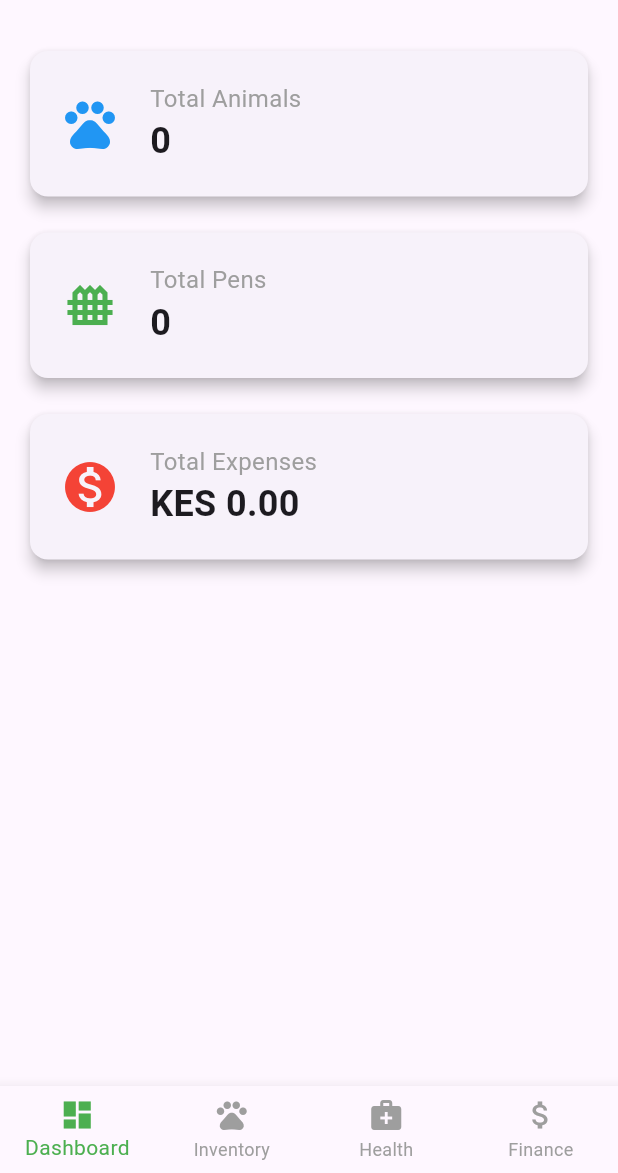
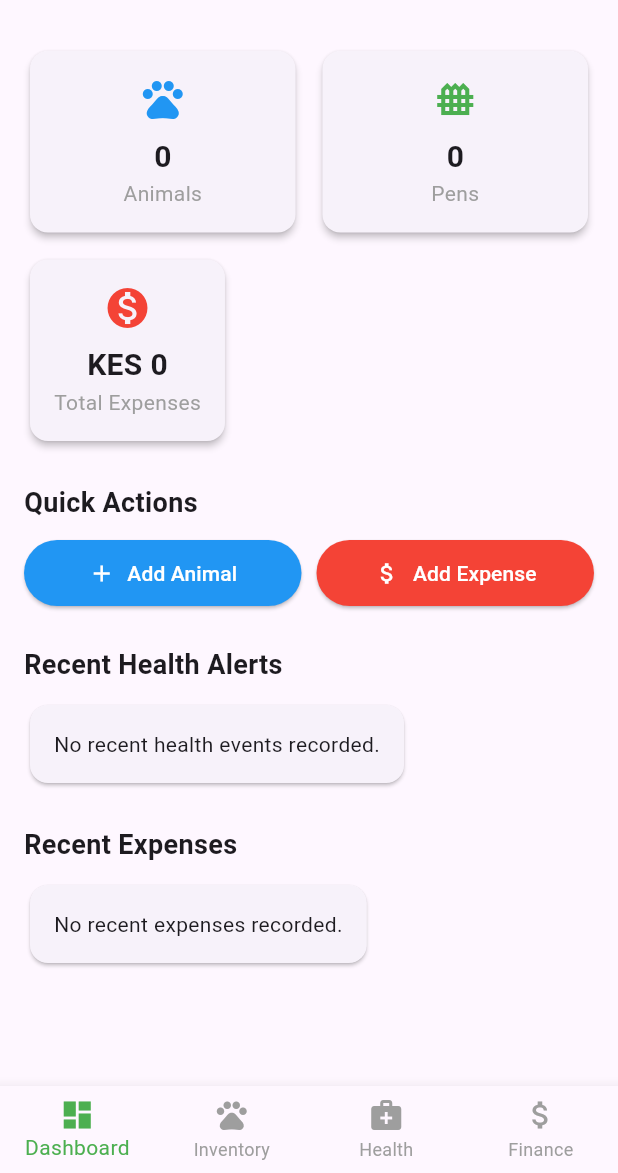
Before and after one commit to YM1587/smart-ranch, a Flutter app: the screen it shows after launch, on a phone screen of 412 x 824 dp, the part 63-1236 px from its top. Run offline on Flutter 3.47's test engine with Material 3 defaults, Android fonts, the phone set to English and light mode, and no system bars; network calls fail.

Commit message:
Removed debug banner,tried to change the screens

```diff
--- a/mobile_app/lib/main.dart
+++ b/mobile_app/lib/main.dart
@@ -15,6 +15,7 @@ class SmartRanchApp extends StatelessWidget {
   Widget build(BuildContext context) {
     return MaterialApp(
       title: 'Smart Ranch',
+      debugShowCheckedModeBanner: false,
       theme: ThemeData(
         primarySwatch: Colors.green,
         useMaterial3: true,
--- a/mobile_app/lib/screens/dashboard_screen.dart
+++ b/mobile_app/lib/screens/dashboard_screen.dart
@@ -1,6 +1,8 @@
 import 'package:flutter/material.dart';
 import '../services/api_service.dart';
 import '../models/models.dart';
+import 'inventory_screen.dart'; // For navigation if needed
+import 'finance_screen.dart';   // For navigation if needed
 
 class DashboardScreen extends StatefulWidget {
   const DashboardScreen({super.key});
@@ -14,6 +16,9 @@ class _DashboardScreenState extends State<DashboardScreen> {
   int totalAnimals = 0;
   int totalPens = 0;
   double totalExpenses = 0.0;
+  List<HealthEvent> recentHealthEvents = [];
+  List<Expense> recentExpenses = [];
+  bool isLoading = true;
 
   @override
   void initState() {
@@ -26,14 +31,19 @@ class _DashboardScreenState extends State<DashboardScreen> {
       final animals = await apiService.getAnimals();
       final pens = await apiService.getPens();
       final expenses = await apiService.getExpenses();
+      final health = await apiService.getRecentHealthEvents();
 
       setState(() {
         totalAnimals = animals.length;
         totalPens = pens.length;
         totalExpenses = expenses.fold(0.0, (sum, item) => sum + item.amount);
+        recentHealthEvents = health.take(3).toList();
+        recentExpenses = expenses.reversed.take(3).toList(); // Show latest first
+        isLoading = false;
       });
     } catch (e) {
       print("Error loading dashboard data: $e");
+      setState(() => isLoading = false);
     }
   }
 
@@ -41,17 +51,73 @@ class _DashboardScreenState extends State<DashboardScreen> {
   Widget build(BuildContext context) {
     return Scaffold(
       appBar: AppBar(title: const Text('Smart Ranch Dashboard')),
-      body: Padding(
+      body: isLoading
+          ? const Center(child: CircularProgressIndicator())
+          : RefreshIndicator(
+              onRefresh: _loadData,
+              child: SingleChildScrollView(
                 padding: const EdgeInsets.all(16.0),
                 child: Column(
                   crossAxisAlignment: CrossAxisAlignment.start,
                   children: [
-            _buildSummaryCard("Total Animals", totalAnimals.toString(), Icons.pets, Colors.blue),
-            const SizedBox(height: 16),
-            _buildSummaryCard("Total Pens", totalPens.toString(), Icons.fence, Colors.green),
-            const SizedBox(height: 16),
-            _buildSummaryCard("Total Expenses", "KES ${totalExpenses.toStringAsFixed(2)}", Icons.monetization_on, Colors.red),
+                    // Summary Cards
+                    Row(
+                      children: [
+                        Expanded(child: _buildSummaryCard("Animals", totalAnimals.toString(), Icons.pets, Colors.blue)),
+                        const SizedBox(width: 10),
+                        Expanded(child: _buildSummaryCard("Pens", totalPens.toString(), Icons.fence, Colors.green)),
                       ],
+                    ),
+                    const SizedBox(height: 10),
+                    _buildSummaryCard("Total Expenses", "KES ${totalExpenses.toStringAsFixed(0)}", Icons.monetization_on, Colors.red),
+
+                    const SizedBox(height: 24),
+                    const Text("Quick Actions", style: TextStyle(fontSize: 18, fontWeight: FontWeight.bold)),
+                    const SizedBox(height: 10),
+                    Row(
+                      children: [
+                        Expanded(child: _buildActionButton("Add Animal", Icons.add, Colors.blue, () {
+                           // Navigation logic or dialog would go here
+                           // For now, we can just show a snackbar or navigate to Inventory
+                           ScaffoldMessenger.of(context).showSnackBar(const SnackBar(content: Text("Go to Inventory to add animals")));
+                        })),
+                        const SizedBox(width: 10),
+                        Expanded(child: _buildActionButton("Add Expense", Icons.attach_money, Colors.red, () {
+                           ScaffoldMessenger.of(context).showSnackBar(const SnackBar(content: Text("Go to Finance to add expenses")));
+                        })),
+                      ],
+                    ),
+
+                    const SizedBox(height: 24),
+                    const Text("Recent Health Alerts", style: TextStyle(fontSize: 18, fontWeight: FontWeight.bold)),
+                    const SizedBox(height: 10),
+                    if (recentHealthEvents.isEmpty)
+                      const Card(child: Padding(padding: EdgeInsets.all(16), child: Text("No recent health events recorded.")))
+                    else
+                      ...recentHealthEvents.map((e) => Card(
+                            child: ListTile(
+                              leading: const Icon(Icons.medical_services, color: Colors.red),
+                              title: Text(e.diagnosis),
+                              subtitle: Text("${e.date} - Treatment: ${e.treatment}"),
+                            ),
+                          )),
+
+                    const SizedBox(height: 24),
+                    const Text("Recent Expenses", style: TextStyle(fontSize: 18, fontWeight: FontWeight.bold)),
+                    const SizedBox(height: 10),
+                     if (recentExpenses.isEmpty)
+                      const Card(child: Padding(padding: EdgeInsets.all(16), child: Text("No recent expenses recorded.")))
+                    else
+                      ...recentExpenses.map((e) => Card(
+                            child: ListTile(
+                              leading: const Icon(Icons.attach_money, color: Colors.green),
+                              title: Text(e.category),
+                              subtitle: Text(e.expenseDate),
+                              trailing: Text("KES ${e.amount}", style: const TextStyle(fontWeight: FontWeight.bold)),
+                            ),
+                          )),
+                  ],
+                ),
               ),
             ),
     );
@@ -59,23 +125,30 @@ class _DashboardScreenState extends State<DashboardScreen> {
 
   Widget _buildSummaryCard(String title, String value, IconData icon, Color color) {
     return Card(
-      elevation: 4,
+      elevation: 2,
       child: Padding(
-        padding: const EdgeInsets.all(20.0),
-        child: Row(
+        padding: const EdgeInsets.all(16.0),
+        child: Column(
           children: [
-            Icon(icon, size: 40, color: color),
-            const SizedBox(width: 20),
-            Column(
-              crossAxisAlignment: CrossAxisAlignment.start,
-              children: [
-                Text(title, style: const TextStyle(fontSize: 16, color: Colors.grey)),
-                Text(value, style: const TextStyle(fontSize: 24, fontWeight: FontWeight.bold)),
-              ],
-            ),
+            Icon(icon, size: 32, color: color),
+            const SizedBox(height: 8),
+            Text(value, style: const TextStyle(fontSize: 20, fontWeight: FontWeight.bold)),
+            Text(title, style: const TextStyle(fontSize: 14, color: Colors.grey)),
           ],
         ),
       ),
     );
   }
+
+  Widget _buildActionButton(String label, IconData icon, Color color, VoidCallback onTap) {
+    return ElevatedButton.icon(
+      onPressed: onTap,
+      icon: Icon(icon, color: Colors.white),
+      label: Text(label, style: const TextStyle(color: Colors.white)),
+      style: ElevatedButton.styleFrom(
+        backgroundColor: color,
+        padding: const EdgeInsets.symmetric(vertical: 12),
+      ),
+    );
   }
+}
--- a/mobile_app/lib/screens/inventory_screen.dart
+++ b/mobile_app/lib/screens/inventory_screen.dart
@@ -93,8 +93,17 @@ class _InventoryScreenState extends State<InventoryScreen> {
                   title: Text('Tag: ${animal.tagNumber}'),
                   subtitle: Text('${animal.breed ?? "Unknown"} - ${animal.status}'),
                   trailing: const Icon(Icons.arrow_forward_ios),
+import 'animal_health_screen.dart';
+
+// ... (inside _InventoryScreenState)
+
                   onTap: () {
-                    // Navigate to details or health history
+                    Navigator.push(
+                      context,
+                      MaterialPageRoute(
+                        builder: (context) => AnimalHealthScreen(animal: animal),
+                      ),
+                    );
                   },
                 );
               },
--- a/mobile_app/lib/services/api_service.dart
+++ b/mobile_app/lib/services/api_service.dart
@@ -2,10 +2,16 @@ import 'dart:convert';
 import 'package:http/http.dart' as http;
 import '../models/models.dart';
 
+import 'package:flutter/foundation.dart';
+
 class ApiService {
-  // Use 10.0.2.2 for Android emulator to access localhost, or localhost for Windows
-  // For physical device, use your machine's IP address.
-  static const String baseUrl = 'http://127.0.0.1:8000';
+  // Use 10.0.2.2 for Android emulator, localhost for Web/iOS
+  static String get baseUrl {
+    if (kIsWeb) {
+      return 'http://127.0.0.1:8000';
+    }
+    return 'http://10.0.2.2:8000';
+  }
 
   // --- PENS ---
   Future<List<Pen>> getPens() async {
@@ -63,6 +69,16 @@ class ApiService {
       return body.map((dynamic item) => HealthEvent.fromJson(item)).toList();
     } else {
       throw Exception('Failed to load health events');
+    }
+  }
+
+  Future<List<HealthEvent>> getRecentHealthEvents() async {
+    final response = await http.get(Uri.parse('$baseUrl/health/?limit=5'));
+    if (response.statusCode == 200) {
+      List<dynamic> body = jsonDecode(response.body);
+      return body.map((dynamic item) => HealthEvent.fromJson(item)).toList();
+    } else {
+      throw Exception('Failed to load recent health events');
     }
   }
 
```
Also changed, not shown: mobile_app/lib/screens/animal_health_screen.dart (added, +137 -0 lines), mobile_app/lib/screens/health_screen.dart (+51 -14 lines), 2 other files. Lines whose indentation alone changed are shown as unchanged.
